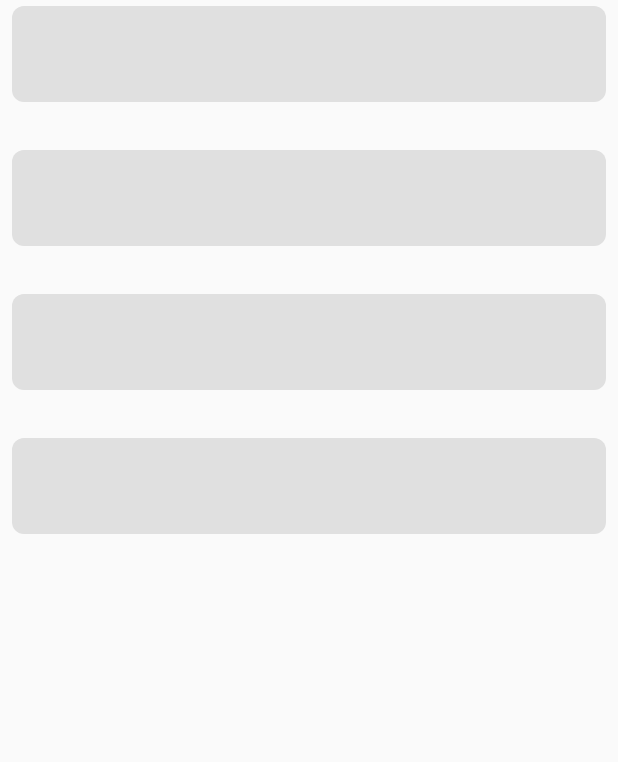
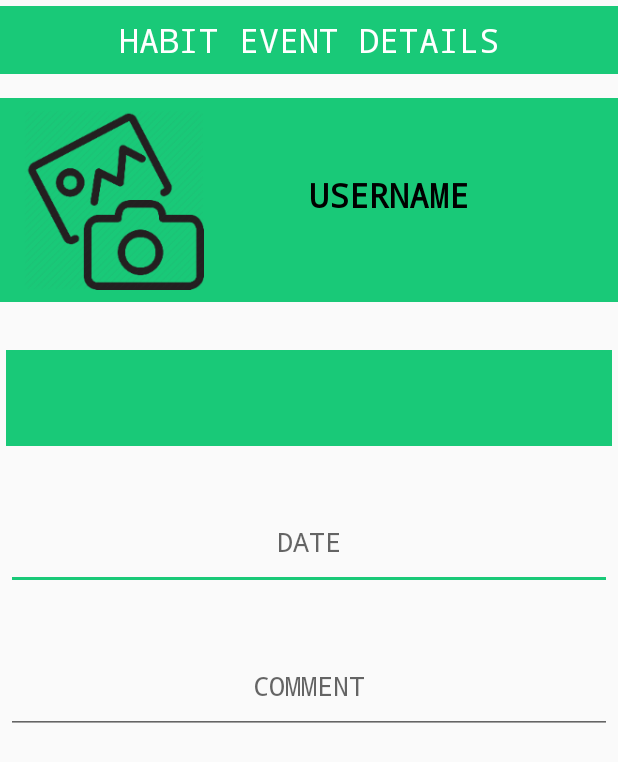
Before and after one commit to CMPUT301F17T11/CupOfJava, an Android app: the layout activity_view_habit_event.xml on its own in the app's theme, with its tools: preview values and no code run, on a phone screen of 412 x 824 dp. Shown: the top 762 px of the screen. Run offline under Robolectric (Android 15) with nearby library versions, the phone set to English and light mode, and no system bars.

Commit message:
Changed habit_event_details.xml

```diff
--- a/app/src/main/res/layout/activity_view_habit_event.xml
+++ b/app/src/main/res/layout/activity_view_habit_event.xml
@@ -9,66 +9,89 @@
     tools:context="com.cmput301f17t11.cupofjava.Views.ViewHabitEventActivity">
 
     <TextView
-        android:id="@+id/habitEventDetailHeadingTextView"
+        android:layout_width="match_parent"
+        android:layout_height="wrap_content"
+        android:background="@color/colorAccentL"
+        android:fontFamily="monospace"
+        android:paddingBottom="8dp"
+        android:paddingTop="8dp"
+        android:layout_marginBottom="16dp"
+        android:text="HABIT EVENT DETAILS"
+        android:textAlignment="center"
+        android:textColor="#FFFFFF"
+        android:textSize="22sp" />
+
+    <LinearLayout
+        android:layout_width="match_parent"
+        android:layout_height="wrap_content"
+        android:background="@color/colorAccentL"
+        android:orientation="horizontal">
+
+        <ImageView
+            android:id="@+id/habit_event_detail_photo"
+            android:layout_width="120dp"
+            android:layout_height="120dp"
+            android:layout_gravity="center_vertical"
+            android:layout_marginBottom="8dp"
+            android:layout_marginLeft="16dp"
+            android:layout_marginTop="8dp"
+            android:background="@drawable/take_photo" />
+
+        <TextView
+            android:id="@+id/habit_event_detail_username"
+            android:layout_width="247dp"
+            android:layout_height="wrap_content"
+            android:layout_marginTop="50dp"
+            android:gravity="center_vertical"
+            android:fontFamily="monospace"
+            android:text="USERNAME"
+            android:textAlignment="center"
+            android:textAllCaps="true"
+            android:textColor="@color/black"
+            android:textSize="22sp"
+            android:textStyle="bold" />
+
+    </LinearLayout>
+
+    <TextView
+        android:id="@+id/habit_event_detail_name"
         android:layout_width="match_parent"
         android:layout_height="64dp"
-        android:layout_marginLeft="8dp"
-        android:layout_marginRight="8dp"
-        android:background="@drawable/check_box_dimens"
+        android:layout_marginTop="32dp"
+        android:layout_marginLeft="4dp"
+        android:layout_marginRight="4dp"
+        android:fontFamily="monospace"
+        android:textColor="@color/black"
+        android:textSize="22sp"
+        android:background="@color/colorAccentL"
+        android:padding="4dp"
+        android:textAlignment="center" />
+
+    <EditText
+        android:id="@+id/habit_event_detail_date"
+        android:layout_width="match_parent"
+        android:layout_height="64dp"
+        android:hint="DATE"
+        android:fontFamily="monospace"
+        android:textColor="@color/colorAccentL"
+        android:layout_marginLeft="4dp"
+        android:layout_marginRight="4dp"
+        android:layout_marginTop="32dp"
         android:padding="4dp"
         android:textAlignment="center"/>
 
-    <TextView
-        android:id="@+id/HabitEventTextView2"
+    <EditText
+        android:id="@+id/habit_event_detail_comment"
         android:layout_width="match_parent"
         android:layout_height="64dp"
+        android:layout_marginLeft="4dp"
+        android:hint="COMMENT"
+        android:textColor="@color/colorAccentL"
+        android:fontFamily="monospace"
+        android:layout_marginRight="4dp"
         android:layout_marginTop="32dp"
-        android:layout_marginLeft="8dp"
-        android:layout_marginRight="8dp"
-        android:background="@drawable/check_box_dimens"
-        android:padding="4dp"
-        android:textAlignment="center" />
-
-    <TextView
-        android:id="@+id/habitEventTextView3"
-        android:layout_width="match_parent"
-        android:layout_height="64dp"
-        android:layout_marginLeft="8dp"
-        android:layout_marginRight="8dp"
-        android:layout_marginTop="32dp"
-        android:background="@drawable/check_box_dimens"
         android:padding="4dp"
         android:textAlignment="center"/>
 
-    <TextView
-        android:id="@+id/habitEventTextView4"
-        android:layout_width="match_parent"
-        android:layout_height="64dp"
-        android:layout_marginLeft="8dp"
-        android:layout_marginRight="8dp"
-        android:layout_marginTop="32dp"
-        android:background="@drawable/check_box_dimens"
-        android:padding="4dp"
-        android:textAlignment="center"/>
-    <!--
-    <Button
-        android:layout_width="200dp"
-        android:layout_height="wrap_content"
-        android:layout_gravity="center_horizontal"
-        android:layout_marginBottom="56dp"
-        android:background="@drawable/delete_button"
-        android:fontFamily="sans-serif-medium"
-        android:onClick="deleteEventButton"
-        android:paddingBottom="10dp"
-        android:paddingTop="10dp"
-        android:text="Delete"
-        android:textColor="#000000"
-        android:textSize="20sp"
-        app:layout_constraintBottom_toBottomOf="parent"
-        app:layout_constraintHorizontal_bias="0.497"
-        app:layout_constraintLeft_toLeftOf="parent"
-        app:layout_constraintRight_toRightOf="parent"/>
-    -->
-
 
 </LinearLayout>
```
Also changed, not shown: app/src/main/java/com/cmput301f17t11/cupofjava/Views/ViewHabitEventActivity.java (+8 -9 lines), app/src/main/res/layout/activity_new_habit_event.xml (+18 -18 lines), app/src/main/res/layout/fragment_followers_tab.xml (+1 -15 lines), app/src/main/res/layout/fragment_following_tab.xml (+1 -15 lines), app/src/main/res/layout/fragment_requests_tab.xml (+1 -15 lines).
